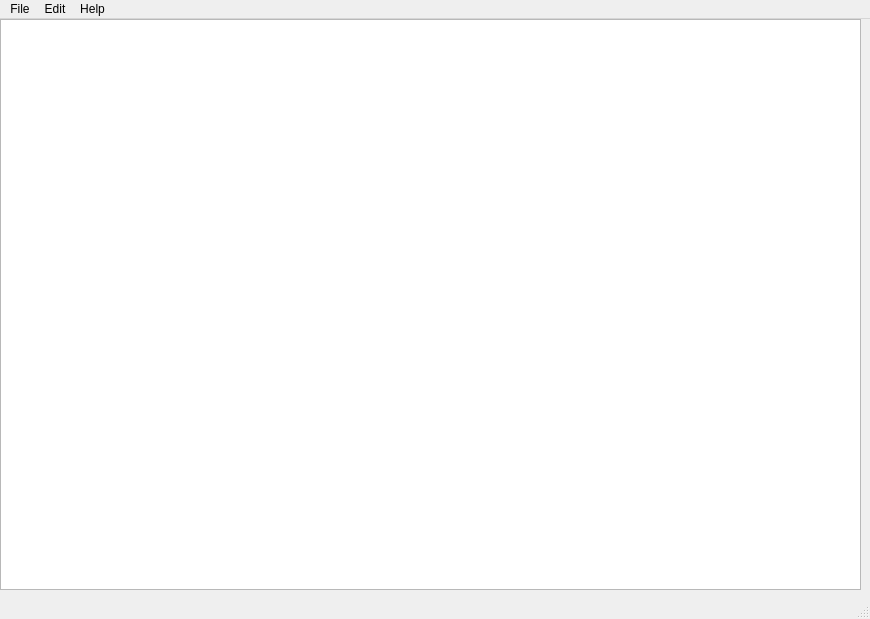
Before: the Qt Designer form PwGUI/PwGUI/mainwindow.ui in LeonardoCasarotto/PwTpsit, drawn with Qt 5.
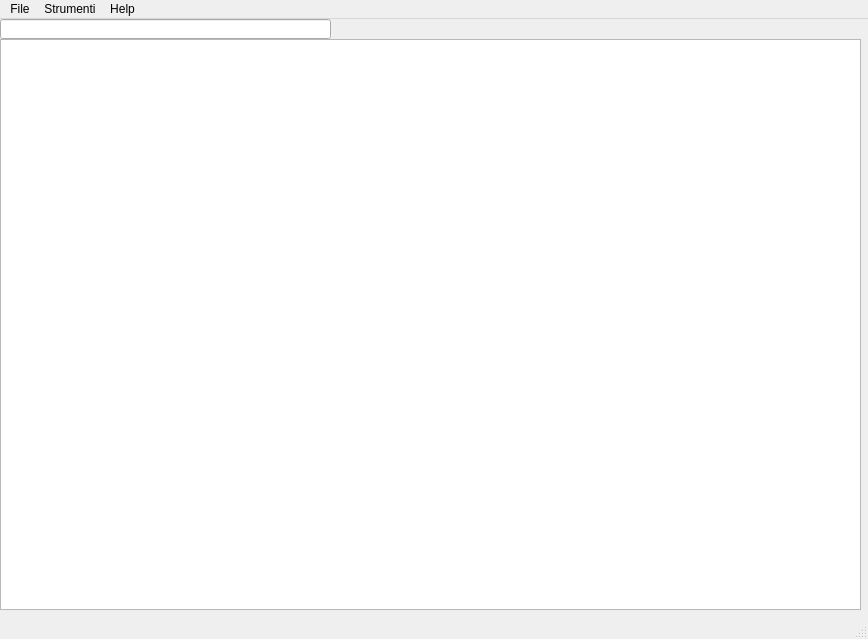
After: the same form once the commit is applied.

Commit message: added lineEdit, implemented search by content

Diff of the .ui file:
```diff
--- a/PwGUI/PwGUI/mainwindow.ui
+++ b/PwGUI/PwGUI/mainwindow.ui
@@ -6,8 +6,8 @@
    <rect>
     <x>0</x>
     <y>0</y>
-    <width>870</width>
-    <height>619</height>
+    <width>868</width>
+    <height>639</height>
    </rect>
   </property>
   <property name="windowTitle">
@@ -18,19 +18,32 @@
     <property name="geometry">
      <rect>
       <x>0</x>
-      <y>0</y>
+      <y>20</y>
       <width>861</width>
       <height>571</height>
      </rect>
     </property>
    </widget>
+   <widget class="QLineEdit" name="lineEdit">
+    <property name="geometry">
+     <rect>
+      <x>0</x>
+      <y>0</y>
+      <width>331</width>
+      <height>20</height>
+     </rect>
+    </property>
+    <property name="readOnly">
+     <bool>true</bool>
+    </property>
+   </widget>
   </widget>
   <widget class="QMenuBar" name="menubar">
    <property name="geometry">
     <rect>
      <x>0</x>
      <y>0</y>
-     <width>870</width>
+     <width>868</width>
      <height>22</height>
     </rect>
    </property>
@@ -41,7 +54,7 @@
    </widget>
    <widget class="QMenu" name="menuEdit">
     <property name="title">
-     <string>Edit</string>
+     <string>Strumenti</string>
     </property>
     <widget class="QMenu" name="menuCerca">
      <property name="title">
```
Left out of the diff: 6 changed lines with no effect on the pictures. The commit also changes 13 other files.
